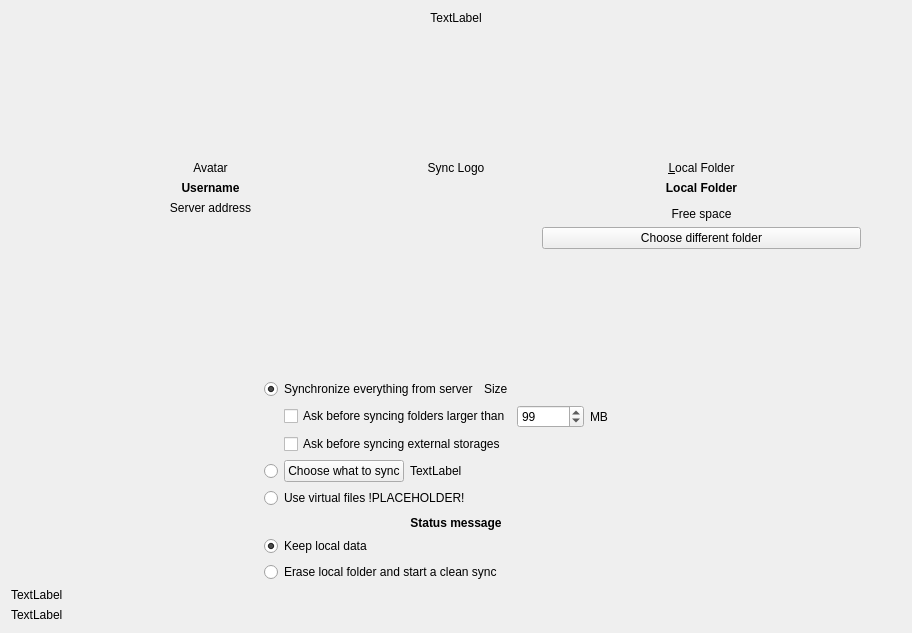
First picture: the form in src/gui/wizard/owncloudadvancedsetuppage.ui, repository nextcloud/desktop, before the edit.
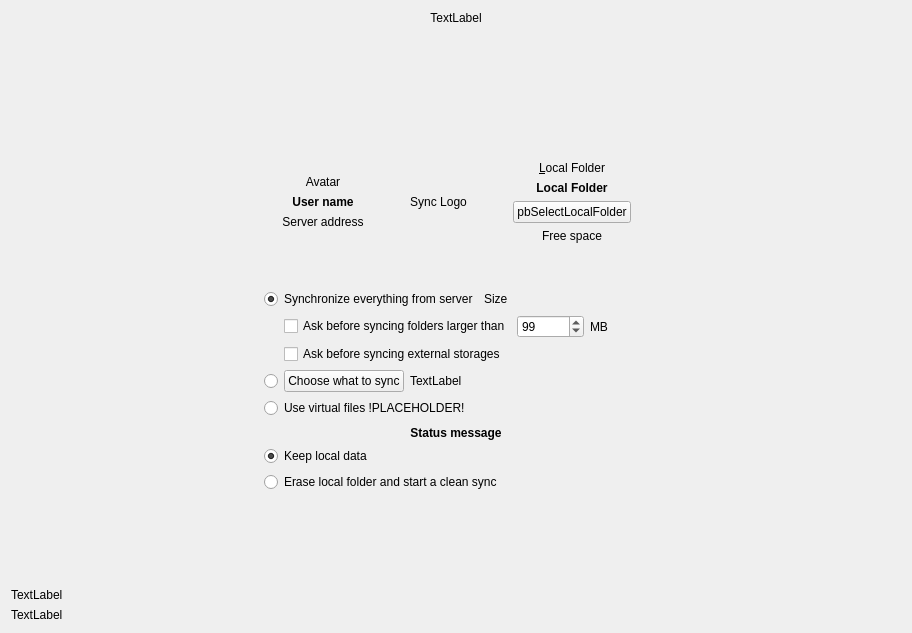
Second picture: the form after the edit.

Diff of the .ui file:
```diff
--- a/src/gui/wizard/owncloudadvancedsetuppage.ui
+++ b/src/gui/wizard/owncloudadvancedsetuppage.ui
@@ -19,12 +19,7 @@
   <property name="windowTitle">
    <string notr="true">Form</string>
   </property>
-  <layout class="QGridLayout" name="gridLayout_2">
-   <item row="0" column="0">
-    <layout class="QVBoxLayout" name="verticalLayout">
-     <item>
-      <layout class="QHBoxLayout" name="resultLayout"/>
-     </item>
+  <layout class="QVBoxLayout" name="verticalLayout_4">
      <item>
       <widget class="QLabel" name="topLabel">
        <property name="sizePolicy">
@@ -48,24 +43,177 @@
       </widget>
      </item>
      <item>
-      <layout class="QGridLayout" name="locationsGridLayout" columnstretch="0,2,1,2,0">
-       <property name="sizeConstraint">
-        <enum>QLayout::SetFixedSize</enum>
-       </property>
-       <item row="1" column="1">
+    <spacer name="verticalSpacer_2">
+     <property name="orientation">
+      <enum>Qt::Vertical</enum>
+     </property>
+     <property name="sizeType">
+      <enum>QSizePolicy::Expanding</enum>
+     </property>
+     <property name="sizeHint" stdset="0">
+      <size>
+       <width>20</width>
+       <height>13</height>
+      </size>
+     </property>
+    </spacer>
+   </item>
+   <item>
+    <layout class="QHBoxLayout" name="horizontalLayout_4">
+     <property name="topMargin">
+      <number>0</number>
+     </property>
+     <item>
+      <spacer name="horizontalSpacer_12">
+       <property name="orientation">
+        <enum>Qt::Horizontal</enum>
+       </property>
+       <property name="sizeHint" stdset="0">
+        <size>
+         <width>40</width>
+         <height>20</height>
+        </size>
+       </property>
+      </spacer>
+     </item>
+     <item>
+      <layout class="QHBoxLayout" name="horizontalLayout_3">
+       <property name="rightMargin">
+        <number>0</number>
+       </property>
+       <item>
+        <layout class="QVBoxLayout" name="verticalLayout_2">
+         <item>
+          <spacer name="verticalSpacer_5">
+           <property name="orientation">
+            <enum>Qt::Vertical</enum>
+           </property>
+           <property name="sizeType">
+            <enum>QSizePolicy::Expanding</enum>
+           </property>
+           <property name="sizeHint" stdset="0">
+            <size>
+             <width>20</width>
+             <height>40</height>
+            </size>
+           </property>
+          </spacer>
+         </item>
+         <item>
         <widget class="QLabel" name="lServerIcon">
          <property name="text">
           <string notr="true">Avatar</string>
          </property>
-         <property name="textFormat">
-          <enum>Qt::PlainText</enum>
-         </property>
+           <property name="alignment">
+            <set>Qt::AlignCenter</set>
+           </property>
+          </widget>
+         </item>
+         <item>
+          <widget class="QLabel" name="userNameLabel">
+           <property name="font">
+            <font>
+             <weight>75</weight>
+             <bold>true</bold>
+            </font>
+           </property>
+           <property name="text">
+            <string>User name</string>
+           </property>
          <property name="alignment">
           <set>Qt::AlignCenter</set>
          </property>
         </widget>
        </item>
-       <item row="1" column="3">
+         <item>
+          <widget class="QLabel" name="serverAddressLabel">
+           <property name="text">
+            <string>Server address</string>
+           </property>
+           <property name="alignment">
+            <set>Qt::AlignCenter</set>
+           </property>
+          </widget>
+         </item>
+         <item>
+          <spacer name="verticalSpacer_3">
+           <property name="orientation">
+            <enum>Qt::Vertical</enum>
+           </property>
+           <property name="sizeType">
+            <enum>QSizePolicy::Expanding</enum>
+           </property>
+           <property name="sizeHint" stdset="0">
+            <size>
+             <width>20</width>
+             <height>40</height>
+            </size>
+           </property>
+          </spacer>
+         </item>
+        </layout>
+       </item>
+       <item>
+        <spacer name="horizontalSpacer_11">
+         <property name="orientation">
+          <enum>Qt::Horizontal</enum>
+         </property>
+         <property name="sizeType">
+          <enum>QSizePolicy::Minimum</enum>
+         </property>
+         <property name="sizeHint" stdset="0">
+          <size>
+           <width>40</width>
+           <height>20</height>
+          </size>
+         </property>
+        </spacer>
+       </item>
+       <item>
+        <widget class="QLabel" name="syncLogoLabel">
+         <property name="text">
+          <string>Sync Logo</string>
+         </property>
+         <property name="alignment">
+          <set>Qt::AlignCenter</set>
+         </property>
+        </widget>
+       </item>
+       <item>
+        <spacer name="horizontalSpacer_6">
+         <property name="orientation">
+          <enum>Qt::Horizontal</enum>
+         </property>
+         <property name="sizeType">
+          <enum>QSizePolicy::Minimum</enum>
+         </property>
+         <property name="sizeHint" stdset="0">
+          <size>
+           <width>40</width>
+           <height>20</height>
+          </size>
+         </property>
+        </spacer>
+       </item>
+       <item>
+        <layout class="QVBoxLayout" name="verticalLayout_5">
+         <item>
+          <spacer name="verticalSpacer_6">
+           <property name="orientation">
+            <enum>Qt::Vertical</enum>
+           </property>
+           <property name="sizeType">
+            <enum>QSizePolicy::Expanding</enum>
+           </property>
+           <property name="sizeHint" stdset="0">
+            <size>
+             <width>20</width>
+             <height>40</height>
+            </size>
+           </property>
+          </spacer>
+         </item>
+         <item>
         <widget class="QLabel" name="lLocal">
          <property name="sizePolicy">
           <sizepolicy hsizetype="Minimum" vsizetype="Preferred">
@@ -76,9 +224,6 @@
          <property name="text">
           <string>&amp;Local Folder</string>
          </property>
-         <property name="textFormat">
-          <enum>Qt::PlainText</enum>
-         </property>
          <property name="alignment">
           <set>Qt::AlignCenter</set>
          </property>
@@ -87,43 +232,44 @@
          </property>
         </widget>
        </item>
-       <item row="2" column="1">
-        <widget class="QLabel" name="userNameLabel">
-         <property name="font">
-          <font>
-           <bold>true</bold>
-          </font>
-         </property>
-         <property name="text">
-          <string>Username</string>
-         </property>
-         <property name="textFormat">
-          <enum>Qt::PlainText</enum>
-         </property>
-         <property name="alignment">
-          <set>Qt::AlignCenter</set>
-         </property>
-        </widget>
-       </item>
-       <item row="2" column="3">
+         <item>
         <widget class="QLabel" name="localFolderDescriptionLabel">
          <property name="font">
           <font>
+             <weight>75</weight>
            <bold>true</bold>
           </font>
          </property>
          <property name="text">
           <string>Local Folder</string>
          </property>
-         <property name="textFormat">
-          <enum>Qt::PlainText</enum>
-         </property>
          <property name="alignment">
           <set>Qt::AlignCenter</set>
          </property>
         </widget>
        </item>
-       <item row="5" column="3">
+         <item>
+          <layout class="QHBoxLayout" name="horizontalLayout">
+           <property name="topMargin">
+            <number>0</number>
+           </property>
+           <item>
+            <spacer name="horizontalSpacer_3">
+             <property name="orientation">
+              <enum>Qt::Horizontal</enum>
+             </property>
+             <property name="sizeType">
+              <enum>QSizePolicy::Minimum</enum>
+             </property>
+             <property name="sizeHint" stdset="0">
+              <size>
+               <width>0</width>
+               <height>20</height>
+              </size>
+             </property>
+            </spacer>
+           </item>
+           <item>
         <widget class="QPushButton" name="pbSelectLocalFolder">
          <property name="sizePolicy">
           <sizepolicy hsizetype="Minimum" vsizetype="Fixed">
@@ -132,7 +278,7 @@
           </sizepolicy>
          </property>
          <property name="text">
-          <string>Choose different folder</string>
+              <string notr="true">pbSelectLocalFolder</string>
          </property>
          <property name="autoDefault">
           <bool>true</bool>
@@ -142,7 +288,25 @@
          </property>
         </widget>
        </item>
-       <item row="4" column="3">
+           <item>
+            <spacer name="horizontalSpacer_4">
+             <property name="orientation">
+              <enum>Qt::Horizontal</enum>
+             </property>
+             <property name="sizeType">
+              <enum>QSizePolicy::Minimum</enum>
+             </property>
+             <property name="sizeHint" stdset="0">
+              <size>
+               <width>0</width>
+               <height>20</height>
+              </size>
+             </property>
+            </spacer>
+           </item>
+          </layout>
+         </item>
+         <item>
         <widget class="QLabel" name="lFreeSpace">
          <property name="sizePolicy">
           <sizepolicy hsizetype="Minimum" vsizetype="Fixed">
@@ -153,18 +317,32 @@
          <property name="text">
           <string notr="true">Free space</string>
          </property>
-         <property name="textFormat">
-          <enum>Qt::PlainText</enum>
-         </property>
          <property name="alignment">
           <set>Qt::AlignCenter</set>
          </property>
-         <property name="wordWrap">
-          <bool>true</bool>
-         </property>
-        </widget>
-       </item>
-       <item row="0" column="4" rowspan="7">
+          </widget>
+         </item>
+         <item>
+          <spacer name="verticalSpacer">
+           <property name="orientation">
+            <enum>Qt::Vertical</enum>
+           </property>
+           <property name="sizeType">
+            <enum>QSizePolicy::Expanding</enum>
+           </property>
+           <property name="sizeHint" stdset="0">
+            <size>
+             <width>20</width>
+             <height>40</height>
+            </size>
+           </property>
+          </spacer>
+         </item>
+        </layout>
+       </item>
+      </layout>
+     </item>
+     <item>
         <spacer name="horizontalSpacer_13">
          <property name="orientation">
           <enum>Qt::Horizontal</enum>
@@ -177,80 +355,6 @@
          </property>
         </spacer>
        </item>
-       <item row="0" column="1" colspan="3">
-        <spacer name="verticalSpacer_3">
-         <property name="orientation">
-          <enum>Qt::Vertical</enum>
-         </property>
-         <property name="sizeType">
-          <enum>QSizePolicy::Expanding</enum>
-         </property>
-         <property name="sizeHint" stdset="0">
-          <size>
-           <width>20</width>
-           <height>40</height>
-          </size>
-         </property>
-        </spacer>
-       </item>
-       <item row="6" column="1" colspan="3">
-        <spacer name="verticalSpacer_5">
-         <property name="orientation">
-          <enum>Qt::Vertical</enum>
-         </property>
-         <property name="sizeType">
-          <enum>QSizePolicy::Expanding</enum>
-         </property>
-         <property name="sizeHint" stdset="0">
-          <size>
-           <width>20</width>
-           <height>40</height>
-          </size>
-         </property>
-        </spacer>
-       </item>
-       <item row="0" column="0" rowspan="7">
-        <spacer name="horizontalSpacer_12">
-         <property name="orientation">
-          <enum>Qt::Horizontal</enum>
-         </property>
-         <property name="sizeHint" stdset="0">
-          <size>
-           <width>40</width>
-           <height>20</height>
-          </size>
-         </property>
-        </spacer>
-       </item>
-       <item row="3" column="1" rowspan="2">
-        <widget class="QLabel" name="serverAddressLabel">
-         <property name="text">
-          <string>Server address</string>
-         </property>
-         <property name="textFormat">
-          <enum>Qt::PlainText</enum>
-         </property>
-         <property name="alignment">
-          <set>Qt::AlignHCenter|Qt::AlignTop</set>
-         </property>
-         <property name="wordWrap">
-          <bool>true</bool>
-         </property>
-        </widget>
-       </item>
-       <item row="1" column="2">
-        <widget class="QLabel" name="syncLogoLabel">
-         <property name="text">
-          <string>Sync Logo</string>
-         </property>
-         <property name="textFormat">
-          <enum>Qt::PlainText</enum>
-         </property>
-         <property name="alignment">
-          <set>Qt::AlignCenter</set>
-         </property>
-        </widget>
-       </item>
       </layout>
      </item>
      <item>
@@ -385,9 +489,6 @@
                <property name="text">
                 <string extracomment="Trailing part of &quot;Ask confirmation before syncing folder larger than&quot; ">MB</string>
                </property>
-               <property name="textFormat">
-                <enum>Qt::PlainText</enum>
-               </property>
               </widget>
              </item>
              <item>
@@ -580,6 +681,7 @@
               <property name="font">
                <font>
                 <pointsize>9</pointsize>
+              <weight>75</weight>
                 <bold>true</bold>
                </font>
               </property>
@@ -655,6 +757,22 @@
        </item>
       </layout>
      </item>
+   <item>
+    <spacer name="verticalSpacer_4">
+     <property name="orientation">
+      <enum>Qt::Vertical</enum>
+     </property>
+     <property name="sizeType">
+      <enum>QSizePolicy::Expanding</enum>
+     </property>
+     <property name="sizeHint" stdset="0">
+      <size>
+       <width>20</width>
+       <height>40</height>
+      </size>
+     </property>
+    </spacer>
+   </item>
      <item>
       <widget class="QLabel" name="errorLabel">
        <property name="text">
@@ -671,11 +789,9 @@
         <string notr="true">TextLabel</string>
        </property>
        <property name="textFormat">
-        <enum>Qt::PlainText</enum>
-       </property>
-      </widget>
-     </item>
-    </layout>
+      <enum>Qt::RichText</enum>
+     </property>
+    </widget>
    </item>
   </layout>
  </widget>
```
Left out of the diff: 12 changed lines with no effect on the pictures. Lines whose indentation alone changed are shown as unchanged.
